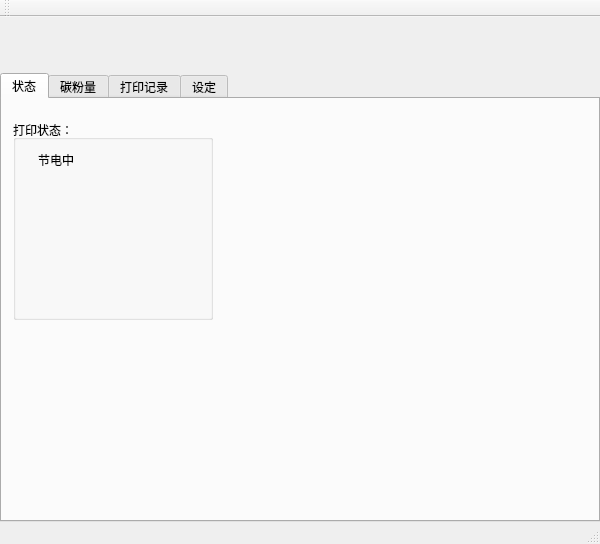
Before: the Qt Designer form tomcat/mainwindow.ui in lzk/statusmonitor, drawn with Qt 5.
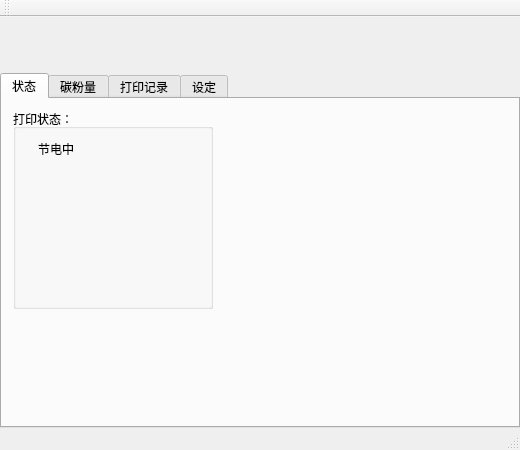
After: the same form once the commit is applied. The open tabs and pages were chosen to show the change. Icons and pictures are not drawn.

What changed in the file:
```diff
--- a/tomcat/mainwindow.ui
+++ b/tomcat/mainwindow.ui
@@ -6,8 +6,8 @@
    <rect>
     <x>0</x>
     <y>0</y>
-    <width>600</width>
-    <height>544</height>
+    <width>520</width>
+    <height>450</height>
    </rect>
   </property>
   <property name="windowTitle">
@@ -31,13 +31,13 @@
      <widget class="QLabel" name="logo_label">
       <property name="minimumSize">
        <size>
-        <width>600</width>
+        <width>520</width>
         <height>50</height>
        </size>
       </property>
       <property name="maximumSize">
        <size>
-        <width>600</width>
+        <width>520</width>
         <height>50</height>
        </size>
       </property>
@@ -58,11 +58,40 @@
        <attribute name="title">
         <string>状态</string>
        </attribute>
-       <layout class="QVBoxLayout" name="horizontalLayout_7">
-        <property name="bottomMargin">
-         <number>9</number>
+       <widget class="QLabel" name="label_detail">
+        <property name="geometry">
+         <rect>
+          <x>9</x>
+          <y>210</y>
+          <width>501</width>
+          <height>100</height>
+         </rect>
         </property>
-        <item>
+        <property name="minimumSize">
+         <size>
+          <width>0</width>
+          <height>100</height>
+         </size>
+        </property>
+        <property name="maximumSize">
+         <size>
+          <width>16777215</width>
+          <height>100</height>
+         </size>
+        </property>
+        <property name="text">
+         <string/>
+        </property>
+       </widget>
+       <widget class="QWidget" name="layoutWidget">
+        <property name="geometry">
+         <rect>
+          <x>0</x>
+          <y>0</y>
+          <width>491</width>
+          <height>211</height>
+         </rect>
+        </property>
          <layout class="QHBoxLayout" name="verticalLayout_13">
           <property name="spacing">
            <number>30</number>
@@ -158,27 +187,7 @@
            </widget>
           </item>
          </layout>
-        </item>
-        <item>
-         <widget class="QLabel" name="label_detail">
-          <property name="minimumSize">
-           <size>
-            <width>0</width>
-            <height>150</height>
-           </size>
-          </property>
-          <property name="maximumSize">
-           <size>
-            <width>16777215</width>
-            <height>150</height>
-           </size>
-          </property>
-          <property name="text">
-           <string/>
-          </property>
-         </widget>
-        </item>
-       </layout>
+       </widget>
       </widget>
       <widget class="QWidget" name="tab_3">
        <attribute name="title">
```
Left out of the diff: 59 changed lines with no effect on the pictures. Lines whose indentation alone changed are shown as unchanged.
